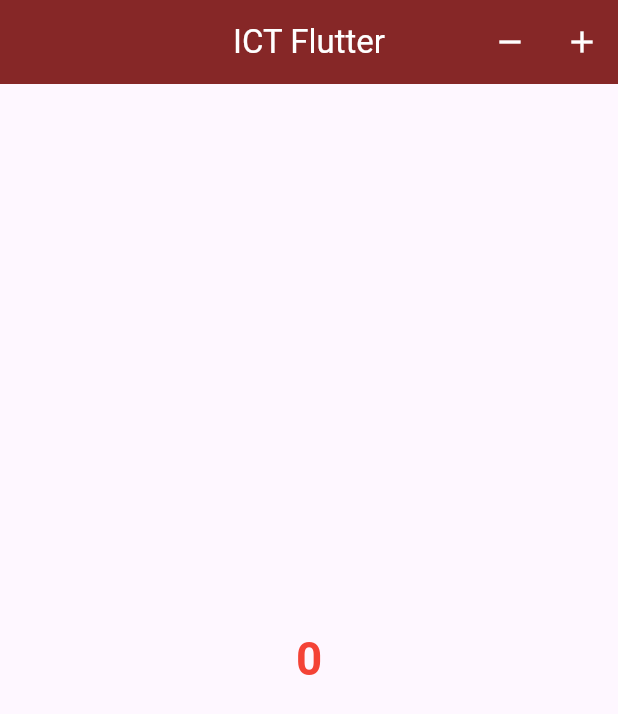
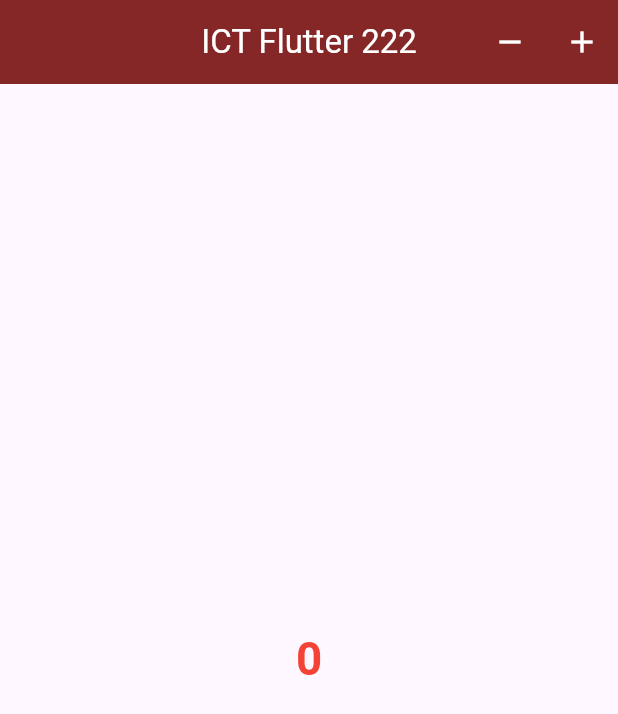
Before and after one commit to Eslam0mansour/ICTHUB-2025-1, a Flutter app: the screen it shows after launch, on a phone screen of 412 x 824 dp. Shown: the top 714 px of the screen. Run offline on Flutter 3.47's test engine with Material 3 defaults, Android fonts, the phone set to English and light mode, and no system bars.

Commit message:
first edit

```diff
--- a/lib/home_screen.dart
+++ b/lib/home_screen.dart
@@ -15,7 +15,7 @@ class _HomeScreenState extends State<HomeScreen> {
     return Scaffold(
       appBar: AppBar(
         backgroundColor: Color(0xFF862727),
-        title: Text('ICT Flutter', style: TextStyle(color: Colors.white)),
+        title: Text('ICT Flutter 222', style: TextStyle(color: Colors.white)),
         centerTitle: true,
         actions: [
           IconButton(
```
